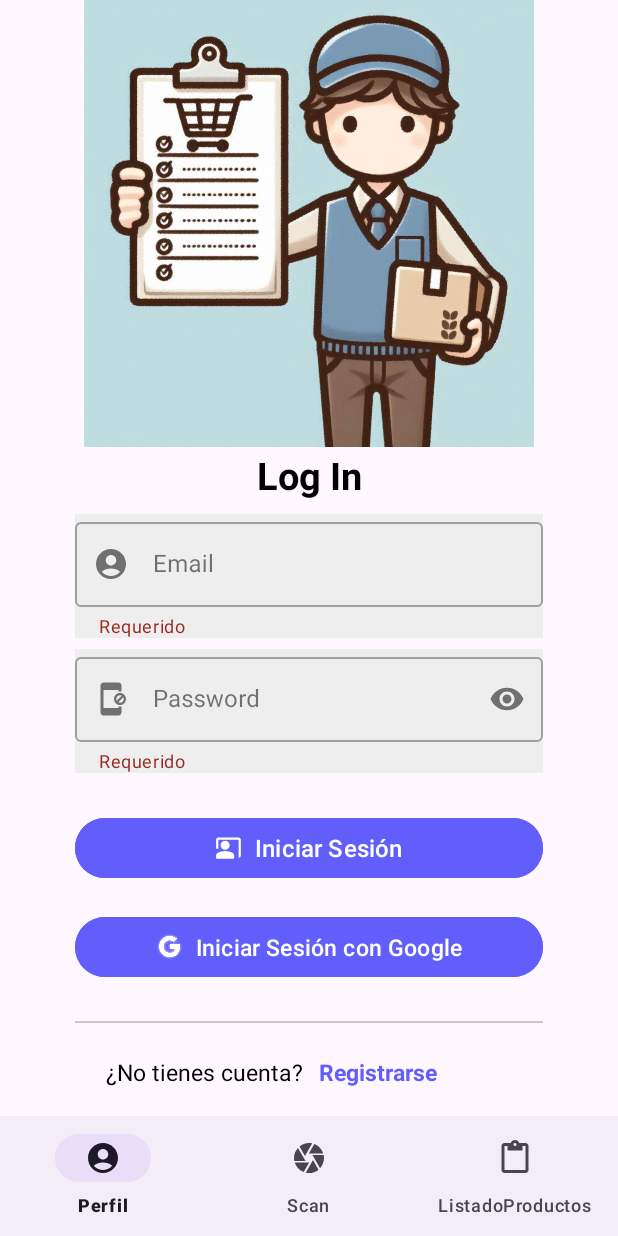
After one commit to JorLOrT/ProyectoFinal, an Android app: the ContenedorInterno screen opened through its navigation route, on a phone screen of 412 x 824 dp. The commit adds this screen. Run offline under Robolectric (Android 15) with nearby library versions, the phone set to English and light mode, and no system bars; our stand-ins replace Firebase (no records; nobody signed in at launch, a user with empty details on screens opened directly), navigation-ui.

Commit message:
Se fijó el login como pantalla principal, se acomodaron los fragments para poder empezar a manejar la navegacion entre fragments.

```diff
--- /dev/null
+++ b/app/src/main/java/com/example/proyectofinal/ContenedorInterno.kt
@@ -0,0 +1,19 @@
+package com.example.proyectofinal
+
+import android.os.Bundle
+import androidx.fragment.app.Fragment
+import android.view.View
+import androidx.navigation.fragment.NavHostFragment
+import androidx.navigation.ui.NavigationUI
+import com.google.android.material.bottomnavigation.BottomNavigationView
+
+class ContenedorInterno : Fragment(R.layout.fragment_contenedor_interno) {
+    override fun onViewCreated(view: View, savedInstanceState: Bundle?) {
+        super.onViewCreated(view, savedInstanceState)
+
+        val bottomNavigationView = view.findViewById<BottomNavigationView>(R.id.bottom_navigation)
+        val navFragment = childFragmentManager.findFragmentById(R.id.contenedor_interno_fragment) as NavHostFragment
+
+        NavigationUI.setupWithNavController(bottomNavigationView, navFragment.navController)
+    }
+}
--- a/app/src/main/java/com/example/proyectofinal/Login_Fragment.kt
+++ b/app/src/main/java/com/example/proyectofinal/Login_Fragment.kt
@@ -41,7 +41,7 @@ class Login_Fragment : Fragment(R.layout.fragment_login_) {
                 return@setOnClickListener
             }
             else{
-                FirebaseAuth.getInstance().createUserWithEmailAndPassword(input_email.text.toString(), input_password.text.toString()).addOnCompleteListener {
+                FirebaseAuth.getInstance().signInWithEmailAndPassword(input_email.text.toString(), input_password.text.toString()).addOnCompleteListener {
                     if(it.isSuccessful){
                         cambiarVista(it.result?.user?.email ?: "", ProviderType.BASIC)
                     }else{
@@ -68,13 +68,14 @@ class Login_Fragment : Fragment(R.layout.fragment_login_) {
 
     private fun irSignUp(){
         btn_signup.setOnClickListener {
+            view?.findNavController()?.navigateUp()
             view?.findNavController()?.navigate(R.id.action_login_Fragment_to_signUp_Fragment)
         }
     }
 
     private fun cambiarVista(email: String, provider: ProviderType){
         val resultadoClic = bundleOf("email" to email, "provider" to provider.name)
-        view?.findNavController()?.navigate(R.id.action_login_Fragment_to_perfilFragment)
+        view?.findNavController()?.navigate(R.id.action_login_Fragment_to_contenedor_interno, resultadoClic)
     }
 
 }
--- a/app/src/main/java/com/example/proyectofinal/SignUp_Fragment.kt
+++ b/app/src/main/java/com/example/proyectofinal/SignUp_Fragment.kt
@@ -68,6 +68,6 @@ class SignUp_Fragment : Fragment(R.layout.fragment_sign_up_) {
 
     private fun cambiarVista(email: String, provider: ProviderType){
         val resultadoClic = bundleOf("email" to email, "provider" to provider.name)
-        view?.findNavController()?.navigate(R.id.action_signUp_Fragment_to_perfilFragment,resultadoClic)
+        view?.findNavController()?.navigate(R.id.action_signUp_Fragment_to_contenedor_interno,resultadoClic)
     }
 }
--- a/app/src/main/res/layout/activity_main.xml
+++ b/app/src/main/res/layout/activity_main.xml
@@ -8,26 +8,17 @@
     tools:context=".MainActivity">
 
     <androidx.fragment.app.FragmentContainerView
-        android:id="@+id/contenedor_fragment"
+        android:id="@+id/contenedor_fragment2"
+        android:layout_width="match_parent"
+        android:layout_height="match_parent"
+        app:layout_constraintStart_toStartOf="parent"
+        app:layout_constraintBottom_toBottomOf="parent"
+        app:layout_constraintEnd_toEndOf="parent"
+        app:layout_constraintTop_toTopOf="parent"
+        app:defaultnavhost="true"
         android:name="androidx.navigation.fragment.NavHostFragment"
-        android:layout_width="match_parent"
-        android:layout_height="wrap_content"
-        app:defaultNavHost="true"
-        app:layout_constraintBottom_toTopOf="@+id/bottom_navigation"
-        app:layout_constraintEnd_toEndOf="parent"
-        app:layout_constraintStart_toStartOf="parent"
-        app:layout_constraintTop_toTopOf="parent"
-        app:navGraph="@navigation/navegacion" />
+        app:navGraph="@navigation/navegacion"
+        />
 
 
-    <com.google.android.material.bottomnavigation.BottomNavigationView
-        android:id="@+id/bottom_navigation"
-        android:layout_width="match_parent"
-        android:layout_height="wrap_content"
-        app:layout_constraintStart_toStartOf="parent"
-        app:layout_constraintEnd_toEndOf="parent"
-        app:layout_constraintBottom_toBottomOf="parent"
-        app:menu="@menu/bottom_navigation_menu"
-        />
-
 </androidx.constraintlayout.widget.ConstraintLayout>
--- /dev/null
+++ b/app/src/main/res/layout/fragment_contenedor_interno.xml
@@ -0,0 +1,31 @@
+<?xml version="1.0" encoding="utf-8"?>
+<androidx.constraintlayout.widget.ConstraintLayout xmlns:android="http://schemas.android.com/apk/res/android"
+    xmlns:tools="http://schemas.android.com/tools"
+    android:layout_width="match_parent"
+    android:layout_height="match_parent"
+    xmlns:app="http://schemas.android.com/apk/res-auto"
+    tools:context=".ContenedorInterno">
+
+    <androidx.fragment.app.FragmentContainerView
+        android:id="@+id/contenedor_interno_fragment"
+        android:name="androidx.navigation.fragment.NavHostFragment"
+        android:layout_width="match_parent"
+        android:layout_height="wrap_content"
+        app:defaultNavHost="true"
+        app:layout_constraintBottom_toTopOf="@id/bottom_navigation"
+        app:layout_constraintEnd_toEndOf="parent"
+        app:layout_constraintStart_toStartOf="parent"
+        app:layout_constraintTop_toTopOf="parent"
+        app:navGraph="@navigation/navegacion" />
+
+    <com.google.android.material.bottomnavigation.BottomNavigationView
+        android:id="@+id/bottom_navigation"
+        android:layout_width="match_parent"
+        android:layout_height="wrap_content"
+        app:layout_constraintStart_toStartOf="parent"
+        app:layout_constraintEnd_toEndOf="parent"
+        app:layout_constraintBottom_toBottomOf="parent"
+        app:menu="@menu/bottom_navigation_menu"
+        />
+
+</androidx.constraintlayout.widget.ConstraintLayout>
--- a/app/src/main/res/navigation/navegacion.xml
+++ b/app/src/main/res/navigation/navegacion.xml
@@ -5,6 +5,14 @@
     android:id="@+id/navegacion"
     app:startDestination="@id/login_Fragment">
 
+    <fragment
+        android:id="@+id/contenedor_interno"
+        android:name="com.example.proyectofinal.ContenedorInterno"
+        android:label="contenedor_interno"
+        tools:layout="@layout/fragment_contenedor_interno"
+        >
+
+    </fragment>
     <fragment
         android:id="@+id/perfilFragment"
         android:name="com.example.proyectofinal.PerfilFragment"
@@ -23,8 +31,8 @@
             android:id="@+id/action_login_Fragment_to_signUp_Fragment"
             app:destination="@id/signUp_Fragment" />
         <action
-            android:id="@+id/action_login_Fragment_to_perfilFragment"
-            app:destination="@id/perfilFragment" />
+            android:id="@+id/action_login_Fragment_to_contenedor_interno"
+            app:destination="@id/contenedor_interno" />
     </fragment>
     <fragment
         android:id="@+id/signUp_Fragment"
@@ -35,8 +43,8 @@
             android:id="@+id/action_signUp_Fragment_to_login_Fragment"
             app:destination="@id/login_Fragment" />
         <action
-            android:id="@+id/action_signUp_Fragment_to_perfilFragment"
-            app:destination="@id/perfilFragment" />
+            android:id="@+id/action_signUp_Fragment_to_contenedor_interno"
+            app:destination="@id/contenedor_interno" />
     </fragment>
     <fragment
         android:id="@+id/recyclerFragment"
```
Also changed, not shown: app/src/main/java/com/example/proyectofinal/MainActivity.kt (+1 -7 lines).
